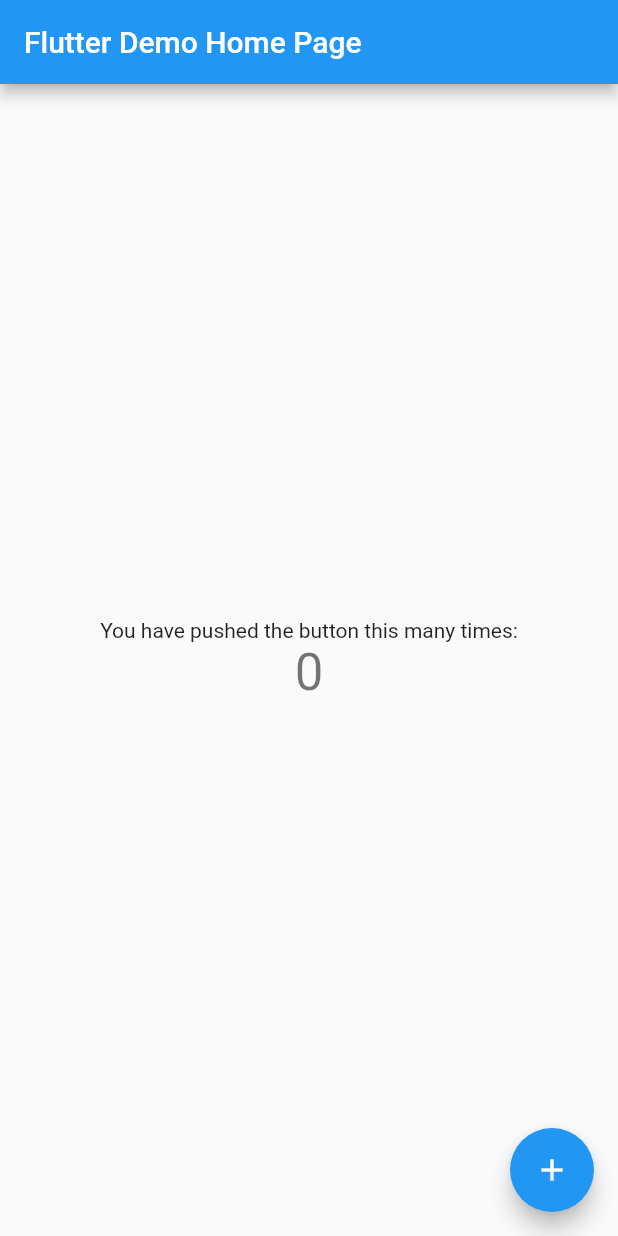
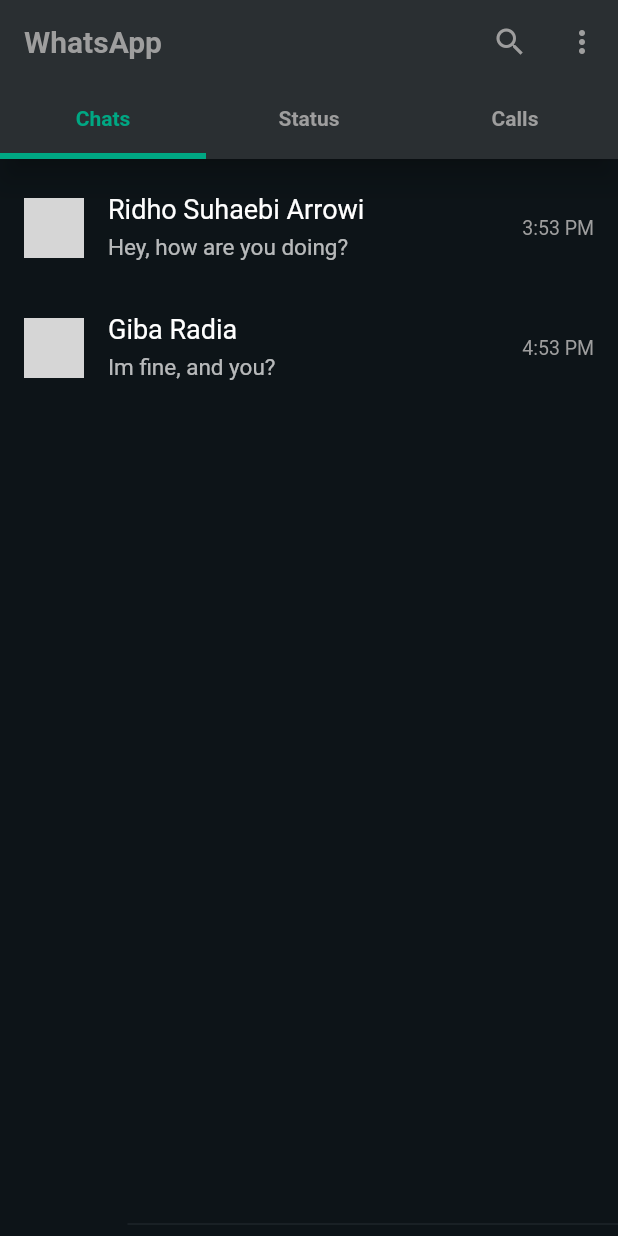
Before and after one commit to Ridhorezi/-1-challenge-clone-ui-app-whatsapp, a Flutter app: the screen it shows after launch, on a phone screen of 412 x 824 dp. Run offline on Flutter 3.47's test engine with Material 2 defaults, Android fonts, the phone set to English and light mode, and no system bars; network calls fail; grey boxes are pictures that could not be loaded.

Commit message:
setup mobile & web responsive,and displaying contact mobile list

```diff
--- /dev/null
+++ b/lib/colors.dart
@@ -0,0 +1,12 @@
+import 'dart:ui';
+
+const backgroundColor = Color.fromRGBO(13, 20, 24, 1);
+const textColor = Color.fromRGBO(241, 241, 242, 1);
+const appBarColor = Color.fromRGBO(42, 47, 50, 1);
+const webAppBarColor = Color.fromRGBO(42, 47, 50, 1);
+const messageColor = Color.fromRGBO(5, 97, 98, 1);
+const senderMessageColor = Color.fromRGBO(37, 45, 49, 1);
+const tabColor = Color.fromRGBO(0, 167, 131, 1);
+const searchBarColor = Color.fromRGBO(50, 55, 57, 1);
+const dividerColor = Color.fromRGBO(37, 45, 50, 1);
+const chatBarMessage = Color.fromRGBO(30, 36, 40, 1);
--- /dev/null
+++ b/lib/info.dart
@@ -0,0 +1,27 @@
+const info = [
+  {
+    'name': 'Ridho Suhaebi Arrowi',
+    'message' : 'Hey, how are you doing?',
+    'time' : '3:53 PM',
+    'profilePic' : 'https://iili.io/HOE4qxI.jpg',
+  },
+  {
+    'name': 'Giba Radia',
+    'message' : 'Im fine, and you?',
+    'time' : '4:53 PM',
+    'profilePic' : 'https://iili.io/HOE4ofn.jpg',
+  }
+];
+
+const messages = [
+  {
+    "isMe" : false,
+    "text" : "Hey what is up with you",
+    "time" : "10:00 AM",
+  },
+  {
+    "isMe" : true,
+    "text" : "Hey what is up with you",
+    "time" : "11:00 AM",
+  }
+];
--- a/lib/main.dart
+++ b/lib/main.dart
@@ -1,4 +1,8 @@
 import 'package:flutter/material.dart';
+import 'package:whatsapp_ui_clone/colors.dart';
+import 'package:whatsapp_ui_clone/responsive/responsive_layout.dart';
+import 'package:whatsapp_ui_clone/screens/mobile_screen_layout.dart';
+import 'package:whatsapp_ui_clone/screens/web_screen_layout.dart';
 
 void main() {
   runApp(const MyApp());
@@ -11,105 +15,15 @@ class MyApp extends StatelessWidget {
   @override
   Widget build(BuildContext context) {
     return MaterialApp(
-      title: 'Flutter Demo',
-      theme: ThemeData(
-        // This is the theme of your application.
-        //
-        // Try running your application with "flutter run". You'll see the
-        // application has a blue toolbar. Then, without quitting the app, try
-        // changing the primarySwatch below to Colors.green and then invoke
-        // "hot reload" (press "r" in the console where you ran "flutter run",
-        // or simply save your changes to "hot reload" in a Flutter IDE).
-        // Notice that the counter didn't reset back to zero; the application
-        // is not restarted.
-        primarySwatch: Colors.blue,
+      debugShowCheckedModeBanner: false,
+      title: 'Whatsapp UI',
+      theme: ThemeData.dark().copyWith(
+        scaffoldBackgroundColor: backgroundColor,
       ),
-      home: const MyHomePage(title: 'Flutter Demo Home Page'),
+      home: const ResponsiveLayout(
+        mobileScreenLayout: MobileScreenLayout(),
+        webScreenLayout: WebScreenLayout(),
+      ),
     );
   }
 }
-
-class MyHomePage extends StatefulWidget {
-  const MyHomePage({super.key, required this.title});
-
-  // This widget is the home page of your application. It is stateful, meaning
-  // that it has a State object (defined below) that contains fields that affect
-  // how it looks.
-
-  // This class is the configuration for the state. It holds the values (in this
-  // case the title) provided by the parent (in this case the App widget) and
-  // used by the build method of the State. Fields in a Widget subclass are
-  // always marked "final".
-
-  final String title;
-
-  @override
-  State<MyHomePage> createState() => _MyHomePageState();
-}
-
-class _MyHomePageState extends State<MyHomePage> {
-  int _counter = 0;
-
-  void _incrementCounter() {
-    setState(() {
-      // This call to setState tells the Flutter framework that something has
-      // changed in this State, which causes it to rerun the build method below
-      // so that the display can reflect the updated values. If we changed
-      // _counter without calling setState(), then the build method would not be
-      // called again, and so nothing would appear to happen.
-      _counter++;
-    });
-  }
-
-  @override
-  Widget build(BuildContext context) {
-    // This method is rerun every time setState is called, for instance as done
-    // by the _incrementCounter method above.
-    //
-    // The Flutter framework has been optimized to make rerunning build methods
-    // fast, so that you can just rebuild anything that needs updating rather
-    // than having to individually change instances of widgets.
-    return Scaffold(
-      appBar: AppBar(
-        // Here we take the value from the MyHomePage object that was created by
-        // the App.build method, and use it to set our appbar title.
-        title: Text(widget.title),
-      ),
-      body: Center(
-        // Center is a layout widget. It takes a single child and positions it
-        // in the middle of the parent.
-        child: Column(
-          // Column is also a layout widget. It takes a list of children and
-          // arranges them vertically. By default, it sizes itself to fit its
-          // children horizontally, and tries to be as tall as its parent.
-          //
-          // Invoke "debug painting" (press "p" in the console, choose the
-          // "Toggle Debug Paint" action from the Flutter Inspector in Android
-          // Studio, or the "Toggle Debug Paint" command in Visual Studio Code)
-          // to see the wireframe for each widget.
-          //
-          // Column has various properties to control how it sizes itself and
-          // how it positions its children. Here we use mainAxisAlignment to
-          // center the children vertically; the main axis here is the vertical
-          // axis because Columns are vertical (the cross axis would be
-          // horizontal).
-          mainAxisAlignment: MainAxisAlignment.center,
-          children: <Widget>[
-            const Text(
-              'You have pushed the button this many times:',
-            ),
-            Text(
-              '$_counter',
-              style: Theme.of(context).textTheme.headlineMedium,
-            ),
-          ],
-        ),
-      ),
-      floatingActionButton: FloatingActionButton(
-        onPressed: _incrementCounter,
-        tooltip: 'Increment',
-        child: const Icon(Icons.add),
-      ), // This trailing comma makes auto-formatting nicer for build methods.
-    );
-  }
-}
--- /dev/null
+++ b/lib/responsive/responsive_layout.dart
@@ -0,0 +1,24 @@
+import 'package:flutter/material.dart';
+
+class ResponsiveLayout extends StatelessWidget {
+  final Widget mobileScreenLayout;
+  final Widget webScreenLayout;
+  const ResponsiveLayout(
+      {super.key,
+      required this.mobileScreenLayout,
+      required this.webScreenLayout});
+
+  @override
+  Widget build(BuildContext context) {
+    return LayoutBuilder(
+      builder: (context, constraints) {
+        if (constraints.maxWidth > 900) {
+          // Web screen
+          return webScreenLayout;
+        }
+        // Mobile screen
+        return mobileScreenLayout;
+      },
+    );
+  }
+}
--- /dev/null
+++ b/lib/screens/mobile_screen_layout.dart
@@ -0,0 +1,66 @@
+import 'package:flutter/material.dart';
+import 'package:whatsapp_ui_clone/colors.dart';
+import 'package:whatsapp_ui_clone/widgets/contacts_list.dart';
+
+class MobileScreenLayout extends StatelessWidget {
+  const MobileScreenLayout({super.key});
+
+  @override
+  Widget build(BuildContext context) {
+    return DefaultTabController(
+      length: 3,
+      child: Scaffold(
+        appBar: AppBar(
+          backgroundColor: appBarColor,
+          elevation: 8,
+          title: const Text(
+            'WhatsApp',
+            style: TextStyle(
+              color: Colors.grey,
+              fontSize: 20,
+              fontWeight: FontWeight.bold,
+            ),
+          ),
+          centerTitle: false,
+          actions: [
+            IconButton(
+              onPressed: () {},
+              icon: const Icon(
+                Icons.search,
+                color: Colors.grey,
+              ),
+            ),
+            IconButton(
+              onPressed: () {},
+              icon: const Icon(
+                Icons.more_vert,
+                color: Colors.grey,
+              ),
+            ),
+          ],
+          bottom: const TabBar(
+            indicatorColor: tabColor,
+            indicatorWeight: 4,
+            labelColor: tabColor,
+            unselectedLabelColor: Colors.grey,
+            labelStyle: TextStyle(
+              fontWeight: FontWeight.bold,
+            ),
+            tabs: [
+              Tab(
+                text: 'Chats',
+              ),
+              Tab(
+                text: 'Status',
+              ),
+              Tab(
+                text: 'Calls',
+              ),
+            ],
+          ),
+        ),
+        body: const ContactsList(),
+      ),
+    );
+  }
+}
--- /dev/null
+++ b/lib/screens/web_screen_layout.dart
@@ -0,0 +1,14 @@
+import 'package:flutter/material.dart';
+
+class WebScreenLayout extends StatelessWidget {
+  const WebScreenLayout({super.key});
+
+  @override
+  Widget build(BuildContext context) {
+    return const Scaffold(
+      body: Center(
+        child: Text('This is web'),
+      ),
+    );
+  }
+}
--- /dev/null
+++ b/lib/widgets/contacts_list.dart
@@ -0,0 +1,60 @@
+import 'package:flutter/material.dart';
+import 'package:whatsapp_ui_clone/colors.dart';
+import 'package:whatsapp_ui_clone/info.dart';
+
+class ContactsList extends StatelessWidget {
+  const ContactsList({super.key});
+
+  @override
+  Widget build(BuildContext context) {
+    return Padding(
+      padding: const EdgeInsets.only(top: 10),
+      child: Column(
+        children: [
+          Expanded(
+            child: ListView.builder(
+              shrinkWrap: true,
+              itemCount: info.length,
+              itemBuilder: (context, index) {
+                return InkWell(
+                  onTap: () {},
+                  child: Padding(
+                    padding: const EdgeInsets.only(bottom: 8.0),
+                    child: ListTile(
+                      title: Text(
+                        info[index]['name'].toString(),
+                        style: const TextStyle(fontSize: 18),
+                      ),
+                      subtitle: Padding(
+                        padding: const EdgeInsets.only(top: 6),
+                        child: Text(
+                          info[index]['message'].toString(),
+                          style: const TextStyle(fontSize: 15),
+                        ),
+                      ),
+                      leading: CircleAvatar(
+                        backgroundImage:
+                            NetworkImage(info[index]['profilePic'].toString()),
+                      ),
+                      trailing: Text(
+                        info[index]['time'].toString(),
+                        style: const TextStyle(
+                          fontSize: 13,
+                          color: Colors.grey,
+                        ),
+                      ),
+                    ),
+                  ),
+                );
+              },
+            ),
+          ),
+          const Divider(
+            color: dividerColor,
+            indent: 85,
+          ),
+        ],
+      ),
+    );
+  }
+}
```
Also changed, not shown: 1 other file.
